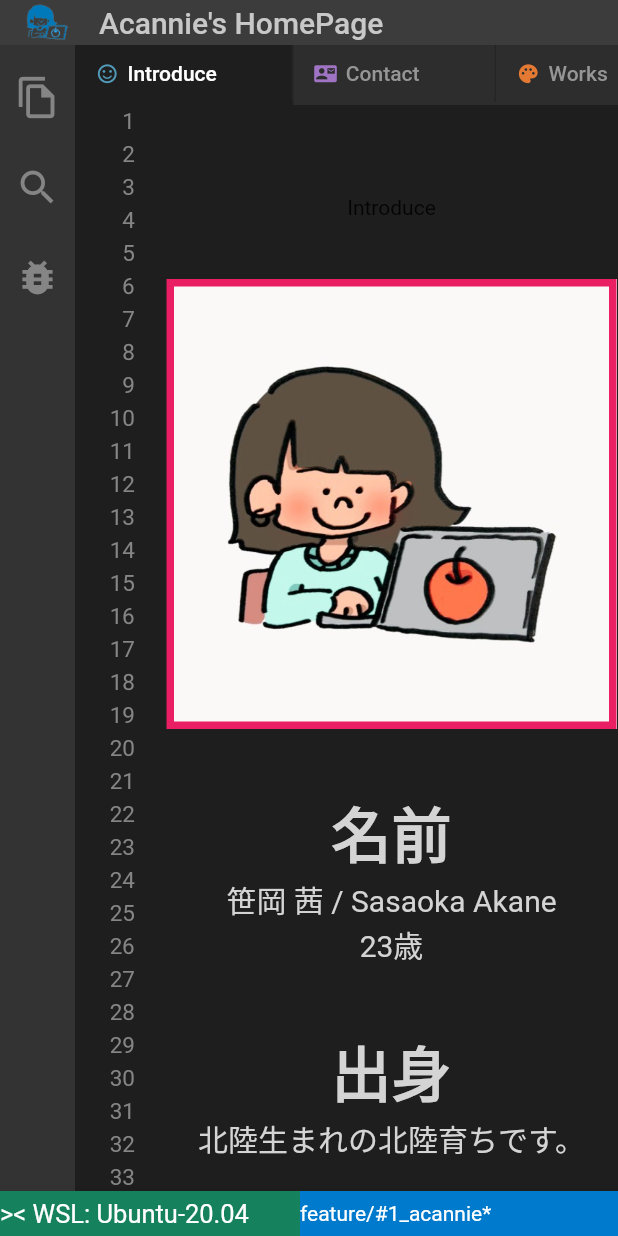
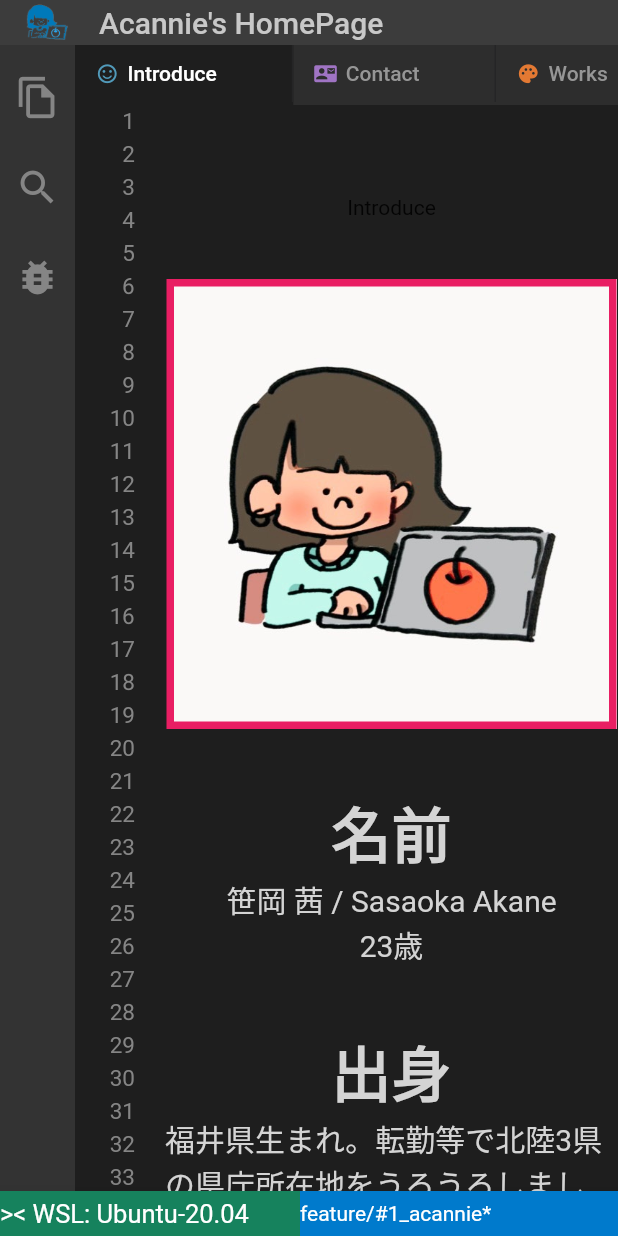
Before and after one commit to acannie/acannie, a Flutter app: the screen it shows after launch, on a phone screen of 412 x 824 dp. Run offline on Flutter 3.47's test engine with Material 2 defaults, Android fonts, the light colour scheme and no system bars.

Commit message:
code: fixed introduce

```diff
--- a/lib/introduce.dart
+++ b/lib/introduce.dart
@@ -44,13 +44,13 @@ class Introduce extends StatelessWidget {
           Layout.sentenceText(Utils().oldness().toString() + "歳"),
           Padding(padding: EdgeInsets.all(20)),
           Layout.titleText("出身"),
-          Layout.sentenceText("北陸生まれの北陸育ちです。"),
+          Layout.sentenceText("福井県生まれ。転勤等で北陸3県の県庁所在地をうろうろしました。"),
           Padding(padding: EdgeInsets.all(20)),
           Layout.titleText("学歴"),
-          Layout().historyTable(educationalBackground),
+          Layout.historyTable(educationalBackground),
           Padding(padding: EdgeInsets.all(20)),
           Layout.titleText("職歴"),
-          Layout().historyTable(workHistory),
+          Layout.historyTable(workHistory),
           Padding(padding: EdgeInsets.all(30)),
         ],
       ),
```
